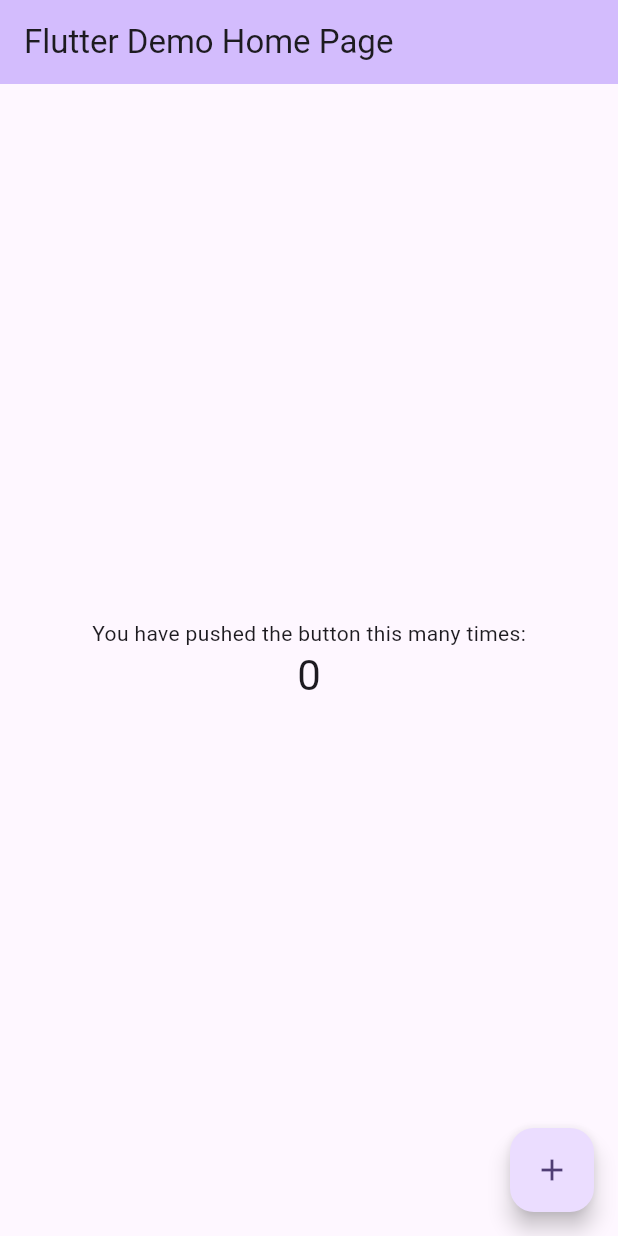
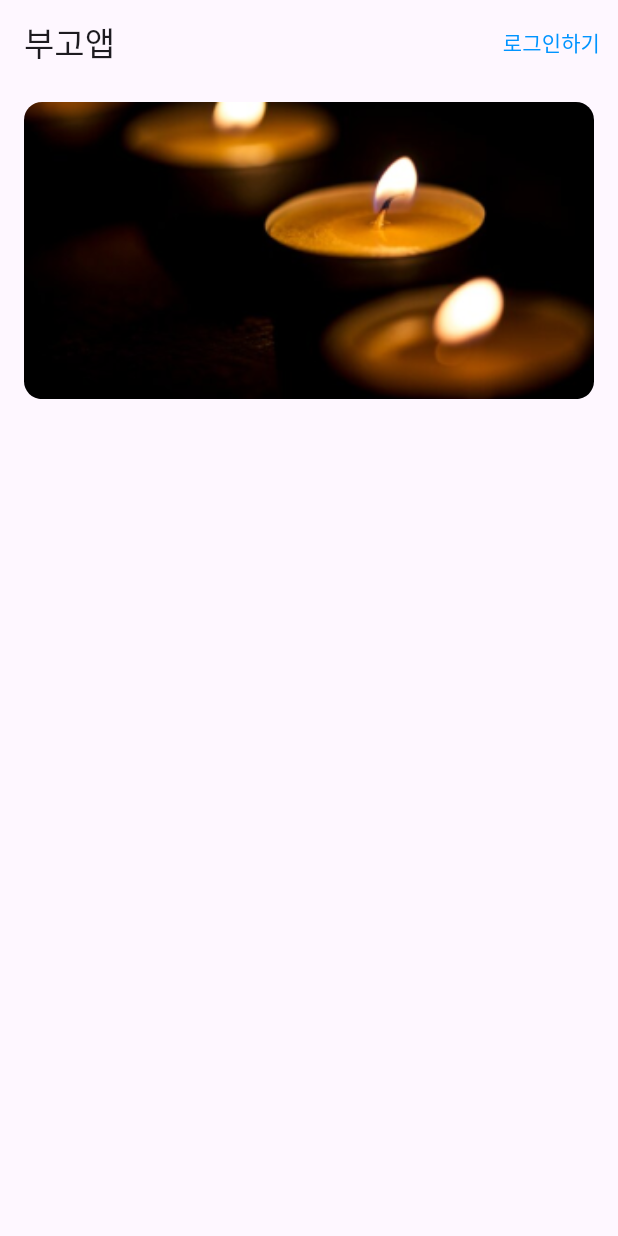
Before and after one commit to DemoWITDOG/MetaBugo, a Flutter app: the screen it shows after launch, on a phone screen of 412 x 824 dp. Run offline on Flutter 3.47's test engine with Material 3 defaults, Android fonts, the phone set to English and light mode, and no system bars; Roboto replaces fonts that are missing (Pretendard).

Commit message:
home design

```diff
--- /dev/null
+++ b/devtools_options.yaml
@@ -0,0 +1 @@
+extensions:
--- a/lib/main.dart
+++ b/lib/main.dart
@@ -1,4 +1,5 @@
 import 'package:flutter/material.dart';
+import 'package:metabugo/presentation/views/home_screen.dart';
 
 void main() {
   runApp(const MyApp());
@@ -7,119 +8,10 @@
 class MyApp extends StatelessWidget {
   const MyApp({super.key});
 
-  // This widget is the root of your application.
   @override
   Widget build(BuildContext context) {
     return MaterialApp(
-      title: 'Flutter Demo',
-      theme: ThemeData(
-        // This is the theme of your application.
-        //
-        // TRY THIS: Try running your application with "flutter run". You'll see
-        // the application has a purple toolbar. Then, without quitting the app,
-        // try changing the seedColor in the colorScheme below to Colors.green
-        // and then invoke "hot reload" (save your changes or press the "hot
-        // reload" button in a Flutter-supported IDE, or press "r" if you used
-        // the command line to start the app).
-        //
-        // Notice that the counter didn't reset back to zero; the application
-        // state is not lost during the reload. To reset the state, use hot
-        // restart instead.
-        //
-        // This works for code too, not just values: Most code changes can be
-        // tested with just a hot reload.
-        colorScheme: ColorScheme.fromSeed(seedColor: Colors.deepPurple),
-        useMaterial3: true,
-      ),
-      home: const MyHomePage(title: 'Flutter Demo Home Page'),
+      home: HomeScreen(),
     );
   }
 }
-
-class MyHomePage extends StatefulWidget {
-  const MyHomePage({super.key, required this.title});
-
-  // This widget is the home page of your application. It is stateful, meaning
-  // that it has a State object (defined below) that contains fields that affect
-  // how it looks.
-
-  // This class is the configuration for the state. It holds the values (in this
-  // case the title) provided by the parent (in this case the App widget) and
-  // used by the build method of the State. Fields in a Widget subclass are
-  // always marked "final".
-
-  final String title;
-
-  @override
-  State<MyHomePage> createState() => _MyHomePageState();
-}
-
-class _MyHomePageState extends State<MyHomePage> {
-  int _counter = 0;
-
-  void _incrementCounter() {
-    setState(() {
-      // This call to setState tells the Flutter framework that something has
-      // changed in this State, which causes it to rerun the build method below
-      // so that the display can reflect the updated values. If we changed
-      // _counter without calling setState(), then the build method would not be
-      // called again, and so nothing would appear to happen.
-      _counter++;
-    });
-  }
-
-  @override
-  Widget build(BuildContext context) {
-    // This method is rerun every time setState is called, for instance as done
-    // by the _incrementCounter method above.
-    //
-    // The Flutter framework has been optimized to make rerunning build methods
-    // fast, so that you can just rebuild anything that needs updating rather
-    // than having to individually change instances of widgets.
-    return Scaffold(
-      appBar: AppBar(
-        // TRY THIS: Try changing the color here to a specific color (to
-        // Colors.amber, perhaps?) and trigger a hot reload to see the AppBar
-        // change color while the other colors stay the same.
-        backgroundColor: Theme.of(context).colorScheme.inversePrimary,
-        // Here we take the value from the MyHomePage object that was created by
-        // the App.build method, and use it to set our appbar title.
-        title: Text(widget.title),
-      ),
-      body: Center(
-        // Center is a layout widget. It takes a single child and positions it
-        // in the middle of the parent.
-        child: Column(
-          // Column is also a layout widget. It takes a list of children and
-          // arranges them vertically. By default, it sizes itself to fit its
-          // children horizontally, and tries to be as tall as its parent.
-          //
-          // Column has various properties to control how it sizes itself and
-          // how it positions its children. Here we use mainAxisAlignment to
-          // center the children vertically; the main axis here is the vertical
-          // axis because Columns are vertical (the cross axis would be
-          // horizontal).
-          //
-          // TRY THIS: Invoke "debug painting" (choose the "Toggle Debug Paint"
-          // action in the IDE, or press "p" in the console), to see the
-          // wireframe for each widget.
-          mainAxisAlignment: MainAxisAlignment.center,
-          children: <Widget>[
-            const Text(
-              'You have pushed the button this many times:',
-            ),
-            Text(
-              '$_counter',
-              style: Theme.of(context).textTheme.headlineMedium,
-            ),
-          ],
-        ),
-      ),
-      floatingActionButton: FloatingActionButton(
-        onPressed: _incrementCounter,
-        tooltip: 'Increment',
-        child: const Icon(Icons.add),
-      ), // This trailing comma makes auto-formatting nicer for build methods.
-    );
-  }
-}
--- /dev/null
+++ b/lib/presentation/views/home_screen.dart
@@ -0,0 +1,48 @@
+import 'package:flutter/material.dart';
+import 'package:metabugo/res/media_res.dart';
+
+class HomeScreen extends StatelessWidget {
+  const HomeScreen({Key? key});
+
+  @override
+  Widget build(BuildContext context) {
+    return Scaffold(
+      appBar: AppBar(
+        title: Text(
+            '부고앱',
+          style: TextStyle(
+            fontFamily: 'Pretendard',
+            fontWeight: FontWeight.w500,
+          ),
+        ),
+        actions: [
+          TextButton(
+            onPressed: () {
+              // 로그인하기 버튼이 눌렸을 때의 동작 추가
+            },
+            child: Text(
+              '로그인하기',
+              style: TextStyle(color: MediaRes.blueColor),
+            ),
+          ),
+        ],
+      ),
+        body: Row(
+          children: [
+            Expanded(
+              child: Padding(
+                padding: const EdgeInsets.only(left: 16, right: 16, top: 12, bottom: 20),
+                child: ClipRRect(
+                  borderRadius: BorderRadius.circular(12),
+                  child: Image.asset(
+                    MediaRes.candle,
+                    fit: BoxFit.cover,
+                  ),
+                ),
+              ),
+            ),
+          ],
+        ),
+    );
+  }
+}
--- a/lib/res/media_res.dart
+++ b/lib/res/media_res.dart
@@ -5,6 +5,19 @@ class MediaRes{
 
   // base images path
   static const String _baseSplashImage = 'assets/images/splash_images';
+  static const String _baseImagePath = 'assets/images';
+
+  // image path
+
+  static const _candle = '$_baseImagePath/candle.png';
+  static const _splash = '$_baseSplashImage/splash.png';
+  static const _kakao = '$_baseSplashImage/kakao.png';
+  static const _flowerIcon = '$_baseImagePath/flower_icon.png';
+
+  static String get candle => _candle;
+  static String get splash => _splash;
+  static String get kakao => _kakao;
+  static String get flowerIcon => _flowerIcon;
 
   // color
   static const int _splashMainColor = 0xfff5efe8;
@@ -20,13 +33,30 @@ class MediaRes{
   static const int _redAlertText = 0xffEA2727;
   static const int _bugoPannel = 0xff3B3737 ;
 
-  static const int _mainBtnColor=0xff9F836A;
-  static const int _kakaoBtnColor=0xffFFEB3B;
-  static const int _blackBtnColor=0xff201D1D;
-  static const int _greyBtnColor=0xffB2B2B2;
+  static const int _mainBtnColor = 0xff9F836A;
+  static const int _kakaoBtnColor = 0xffFFEB3B;
+  static const int _blackBtnColor = 0xff201D1D;
+  static const int _greyBtnColor = 0xffB2B2B2;
+
+  static Color get splashMainColor => Color(_splashMainColor);
+  static Color get whiteColor => Color(_whiteColor);
+  static Color get blockColor => Color(_blockColor);
+  static Color get textUnderLineColor => Color(_textUnderLineColor);
+  static Color get blueColor => Color(_blueColor);
+  static Color get blueText => Color(_blueText);
+  static Color get selectColor => Color(_selectColor);
+  static Color get checkBoxColor => Color(_checkBoxColor);
+  static Color get greyColor => Color(_greyColor);
+  static Color get redText => Color(_redText);
+  static Color get redAlertText => Color(_redAlertText);
+  static Color get bugoPannel => Color(_bugoPannel);
+
+  static Color get mainBtnColor => Color(_mainBtnColor);
+  static Color get kakaoBtnColor => Color(_kakaoBtnColor);
+  static Color get blackBtnColor => Color(_blackBtnColor);
+  static Color get greyBtnColor => Color(_greyBtnColor);
 
 // font weight
-  static const FontWeight _light = FontWeight.w300;
   static const FontWeight _regular = FontWeight.w400;
   static const FontWeight _medium = FontWeight.w500;
   static const FontWeight _semiBold = FontWeight.w600;
@@ -45,7 +75,6 @@ class MediaRes{
   static const String _fontPretendard = 'pretendard';
 
   // font styles
-
   static TextStyle regularTextStyle = TextStyle(
     fontFamily: _fontKoPubBatang,
     fontWeight: _regular,
@@ -72,10 +101,4 @@ class MediaRes{
       fontFamily: _fontPretendard,
       fontWeight: _semiBold
   );
-  // image path
-
-  static const _candle = 'assets/images/candle.png';
-  static const _splash = 'assets/images/splash.png';
-  static const _kakao = 'assets/images/kakao.png';
-  static const _flower = 'assets/images/flower.png';
 }
```
Also changed, not shown: pubspec.yaml (+4 -4 lines), assets/images/flower_icon.png (renamed from assets/images/flower.png), assets/images/splash_images/splash.png (renamed from assets/images/splash.png), pubspec.lock, 1 other file.
